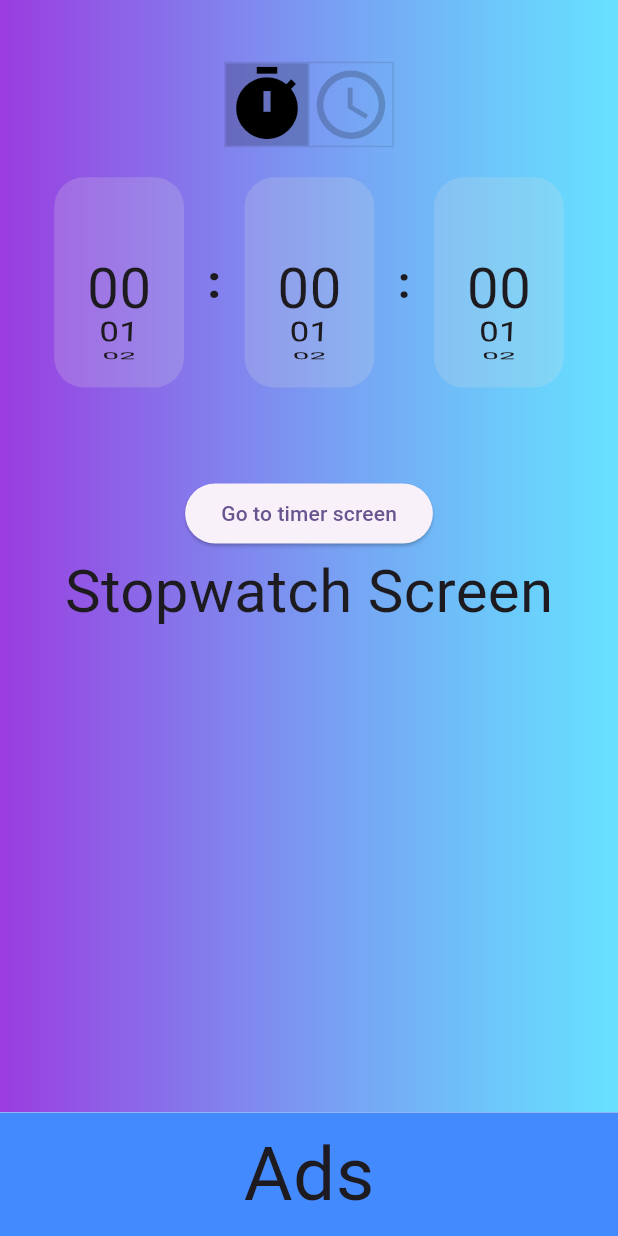
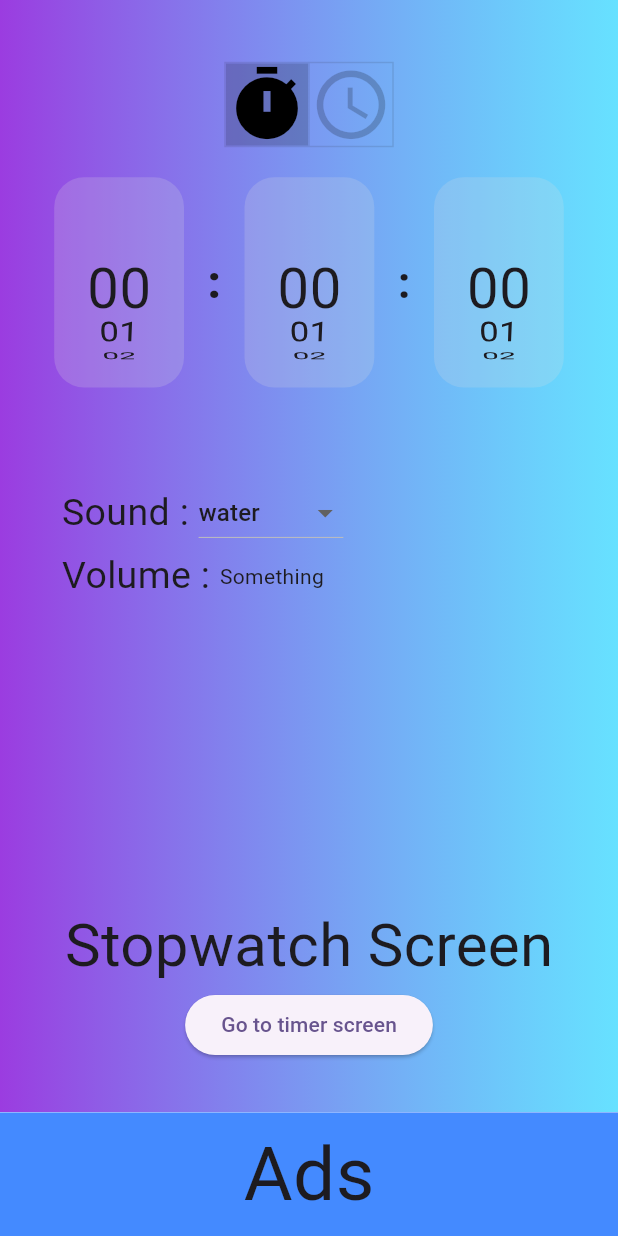
Before and after one commit to honganji/headphone-alarm-app-android, a Flutter app: the screen it shows after launch, on a phone screen of 412 x 824 dp. Run offline on Flutter 3.47's test engine with Material 2 defaults, Android fonts, the light colour scheme and no system bars; our stand-ins replace flutter_riverpod, freezed_annotation, go_router.

Commit message:
add sound drop down button

```diff
--- /dev/null
+++ b/lib/constant/sound_list.dart
@@ -0,0 +1,5 @@
+List<String> soundList = [
+  "water",
+  "forest",
+  "lightening",
+];
--- a/lib/model/state_model.dart
+++ b/lib/model/state_model.dart
@@ -6,7 +6,7 @@ part "state_model.freezed.dart";
 class StateModel with _$StateModel {
   const StateModel._();
   const factory StateModel({
-    @Default(0) int soundIndex,
+    @Default(0) int soundListIndex,
     @Default(0) double volume,
     @Default(true) bool isStopwatch,
     @Default(0) int stopwatchHour,
@@ -22,4 +22,5 @@ class StateModel with _$StateModel {
   StateModel changeStopwatchSecond(int num) => copyWith(stopwatchSecond: num);
   StateModel changeTimerHour(int num) => copyWith(timerHour: num);
   StateModel changeTimerMinute(int num) => copyWith(timerMinute: num);
+  StateModel changeSoundListIndex(int index) => copyWith(soundListIndex: index);
 }
--- /dev/null
+++ b/lib/view/component/item_title.dart
@@ -0,0 +1,14 @@
+import 'package:flutter/material.dart';
+
+class ItemTitle extends StatelessWidget {
+  const ItemTitle({required this.itemTitle, super.key});
+  final String itemTitle;
+
+  @override
+  Widget build(BuildContext context) {
+    return Text(
+      "$itemTitle : ",
+      style: const TextStyle(fontSize: 25),
+    );
+  }
+}
--- /dev/null
+++ b/lib/view/component/sound.dart
@@ -0,0 +1,22 @@
+import 'package:flutter/material.dart';
+import 'package:headphone_alarm_android_app/view/component/item_title.dart';
+import 'package:headphone_alarm_android_app/view/component/sound_drop_down_button.dart';
+
+class Sound extends StatelessWidget {
+  const Sound({required this.itemTitle, super.key});
+  final String itemTitle;
+
+  @override
+  Widget build(BuildContext context) {
+    final width = MediaQuery.of(context).size.width;
+    return SizedBox(
+      width: width * 0.8,
+      child: Row(
+        children: [
+          ItemTitle(itemTitle: itemTitle),
+          const SoundDropDownButton()
+        ],
+      ),
+    );
+  }
+}
--- /dev/null
+++ b/lib/view/component/sound_drop_down_button.dart
@@ -0,0 +1,27 @@
+import 'package:flutter/material.dart';
+import 'package:flutter_riverpod/flutter_riverpod.dart';
+import 'package:headphone_alarm_android_app/constant/sound_list.dart';
+import 'package:headphone_alarm_android_app/view_model/state_view_model.dart';
+
+class SoundDropDownButton extends ConsumerWidget {
+  const SoundDropDownButton({super.key});
+
+  @override
+  Widget build(BuildContext context, WidgetRef ref) {
+    final state = ref.watch(stateViewModelProvider);
+    final stateNotifier = ref.watch(stateViewModelProvider.notifier);
+    return DropdownButton<String>(
+      value: soundList[state.soundListIndex],
+      icon: const Icon(Icons.arrow_drop_down_outlined),
+      items: soundList.map<DropdownMenuItem<String>>((String value) {
+        return DropdownMenuItem<String>(
+          value: value,
+          child: Text(value),
+        );
+      }).toList(),
+      onChanged: (String? value) {
+        stateNotifier.changeSoundListIndex(soundList.indexOf(value ?? soundList.first));
+      },
+    );
+  }
+}
--- /dev/null
+++ b/lib/view/component/volume.dart
@@ -0,0 +1,21 @@
+import 'package:flutter/material.dart';
+import 'package:headphone_alarm_android_app/view/component/item_title.dart';
+
+class Volume extends StatelessWidget {
+  const Volume({required this.itemTitle, super.key});
+  final String itemTitle;
+
+  @override
+  Widget build(BuildContext context) {
+    final width = MediaQuery.of(context).size.width;
+    return SizedBox(
+      width: width * 0.8,
+      child: Row(
+        children: [
+          ItemTitle(itemTitle: itemTitle),
+          const Text("Something"),
+        ],
+      ),
+    );
+  }
+}
--- a/lib/view/screens/stopwatch.dart
+++ b/lib/view/screens/stopwatch.dart
@@ -1,8 +1,11 @@
 import 'package:flutter/material.dart';
 import 'package:flutter_riverpod/flutter_riverpod.dart';
 import 'package:go_router/go_router.dart';
+import 'package:headphone_alarm_android_app/view/component/sound.dart';
+import 'package:headphone_alarm_android_app/view/component/item_title.dart';
 import 'package:headphone_alarm_android_app/view/component/switch_button.dart';
 import 'package:headphone_alarm_android_app/view/component/time.dart';
+import 'package:headphone_alarm_android_app/view/component/volume.dart';
 import 'package:headphone_alarm_android_app/view_model/state_view_model.dart';
 
 class Stopwatch extends ConsumerWidget {
@@ -38,11 +41,10 @@ class Stopwatch extends ConsumerWidget {
             reverseFun: stateNotifier.reverseIsStopwatch,
           ),
           const StopwatchTime(),
-          ElevatedButton(
-            onPressed: () {
-              context.go("/timer");
-            },
-            child: const Text("Go to timer screen"),
+          const Sound(itemTitle: "Sound"),
+          const Volume(itemTitle: "Volume"),
+          const SizedBox(
+            height: 200,
           ),
           const Center(
             child: Text(
@@ -50,6 +52,12 @@ class Stopwatch extends ConsumerWidget {
               style: TextStyle(fontSize: 40),
             ),
           ),
+          ElevatedButton(
+            onPressed: () {
+              context.go("/timer");
+            },
+            child: const Text("Go to timer screen"),
+          ),
         ],
       ),
     );
--- a/lib/view_model/state_view_model.dart
+++ b/lib/view_model/state_view_model.dart
@@ -31,4 +31,8 @@ class StateViewModel extends StateNotifier<StateModel> {
   void changeTimerMinute(int num) {
     state = state.changeTimerMinute(num);
   }
+
+  void changeSoundListIndex(int num) {
+    state = state.changeSoundListIndex(num);
+  }
 }
```
Also changed, not shown: lib/model/state_model.freezed.dart.
